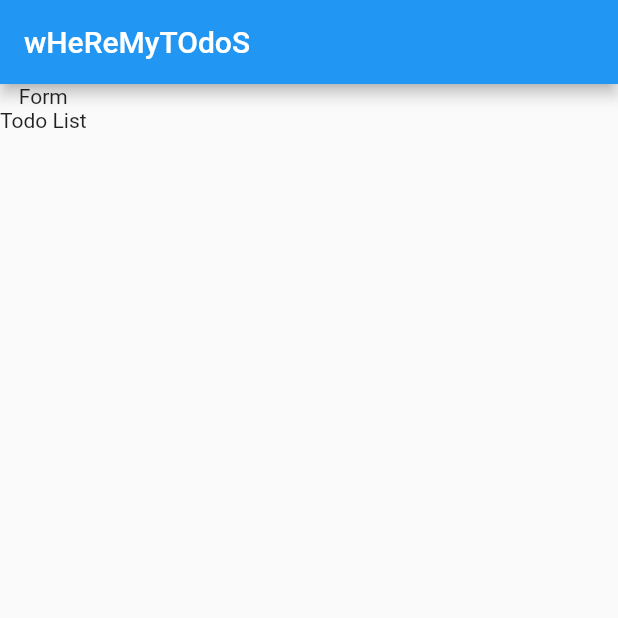
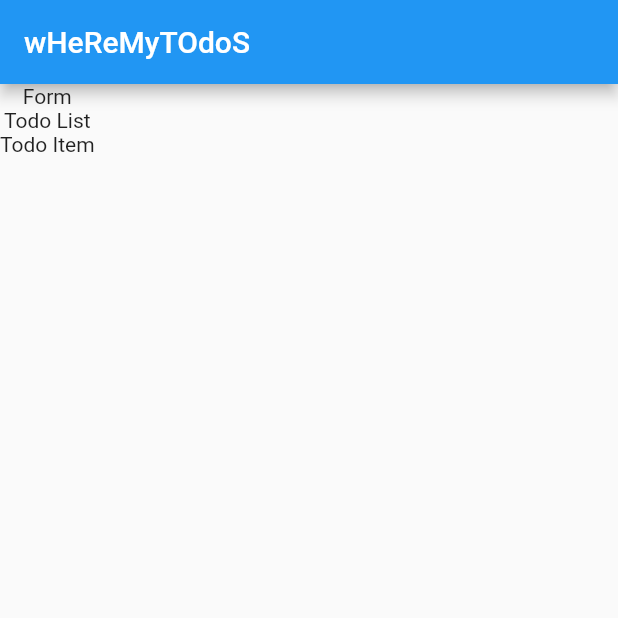
Before and after one commit to ocalvet/flutter-101, a Flutter app: the screen it shows after launch, on a phone screen of 412 x 824 dp, the top half of it. Run offline on Flutter 3.47's test engine with Material 2 defaults, Android fonts, the phone set to English and light mode, and no system bars.

Commit message:
Add Todo Item

```diff
--- /dev/null
+++ b/lib/TodoItem.dart
@@ -0,0 +1,11 @@
+import 'package:flutter/material.dart';
+
+class TodoItem extends StatelessWidget {
+  TodoItem();
+  @override
+  Widget build(BuildContext context) {
+    return Container(
+      child: Text('Todo Item')
+    );
+  }
+}
--- a/lib/TodoList.dart
+++ b/lib/TodoList.dart
@@ -1,11 +1,17 @@
 import 'package:flutter/material.dart';
+import 'package:flutter_101/TodoItem.dart';
 
 class TodoList extends StatelessWidget {
   TodoList();
   @override
   Widget build(BuildContext context) {
     return Container(
-      child: Text('Todo List')
+      child: Column(
+        children: <Widget>[
+          Text('Todo List'),
+          TodoItem(),
+        ]
+      )
     );
   }
 }
```
